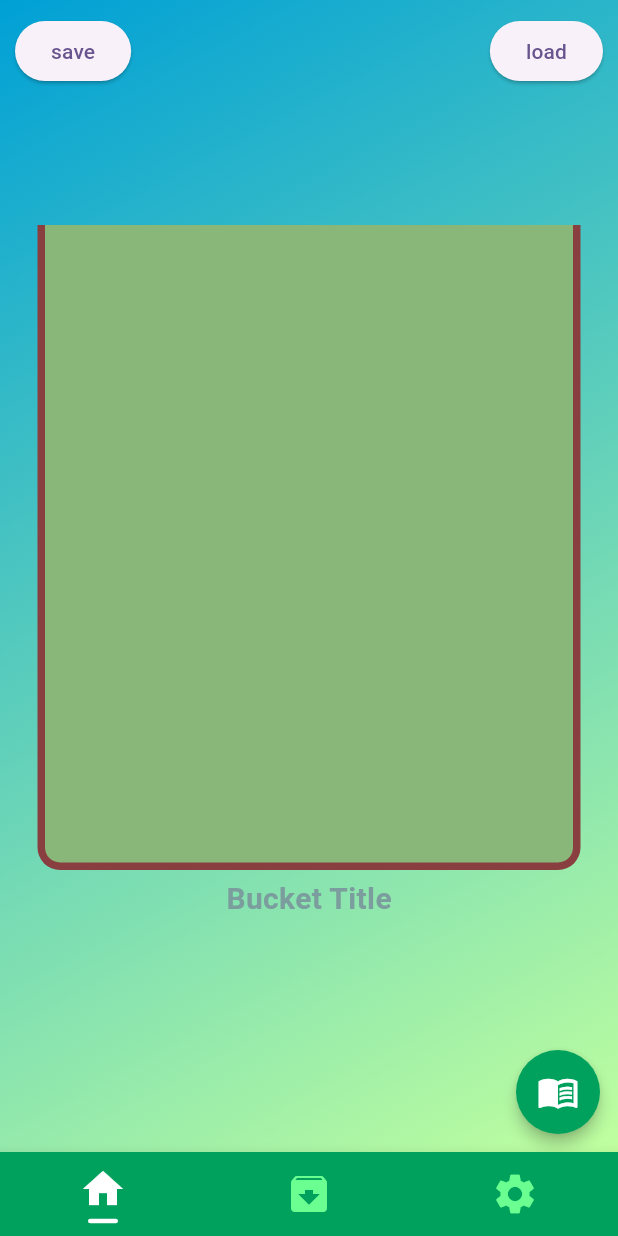
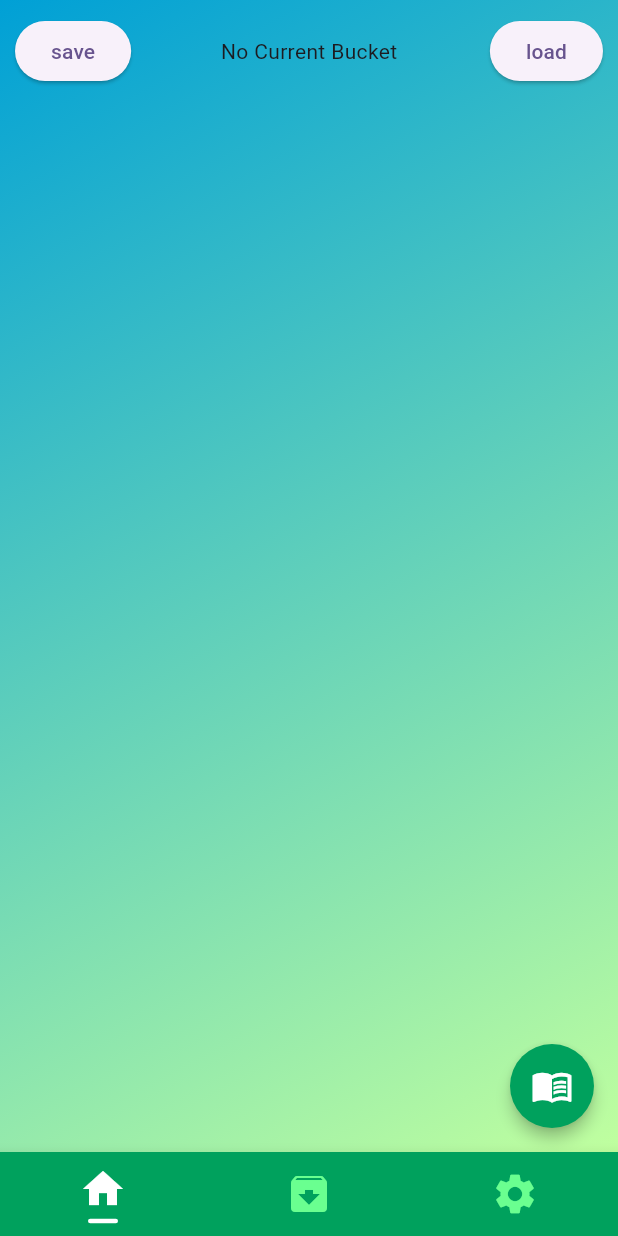
Before and after one commit to shogoisaji/tumitas, a Flutter app: the screen it shows after launch, after a tap on "save", on a phone screen of 412 x 824 dp. Run offline on Flutter 3.47's test engine with Material 3 defaults, Android fonts, the light colour scheme and no system bars; our stand-ins replace shared_preferences, sqflite; accounts and stored records are empty.

```diff
--- a/lib/models/bucket.dart
+++ b/lib/models/bucket.dart
@@ -3,15 +3,16 @@ import 'package:tumitas/models/block.dart';
 import 'dart:convert';
 
 class Bucket {
+  final String bucketTitle;
+  final String bucketDescription;
   final Color bucketInnerColor;
   final Color bucketOuterColor;
   final BucketLayoutSize bucketLayoutSize;
-  final String bucketTitle;
-  final List<Map<String, dynamic>>
-      bucketIntoBlock; // [{ 'block': Block, 'position': Position },...]
+  final List<Map<String, dynamic>> bucketIntoBlock; // [{ 'block': Block, 'position': Position },...]
 
   Bucket({
     required this.bucketTitle,
+    required this.bucketDescription,
     required this.bucketInnerColor,
     required this.bucketOuterColor,
     required this.bucketLayoutSize,
@@ -29,8 +30,7 @@ class Bucket {
     return encodedBucketIntoBlock;
   }
 
-  static List<Map<String, dynamic>> jsonDecodeBucketIntoBlock(
-      List<String> encodedList) {
+  static List<Map<String, dynamic>> jsonDecodeBucketIntoBlock(List<String> encodedList) {
     return encodedList.map((encodedItem) {
       Map<String, dynamic> decoded = json.decode(encodedItem);
       return {
@@ -41,21 +41,22 @@ class Bucket {
   }
 
   Map<String, dynamic> toJson() => {
+        'bucketTitle': bucketTitle,
+        'bucketDescription': bucketDescription,
         'bucketInnerColor': bucketInnerColor.value,
         'bucketOuterColor': bucketOuterColor.value,
         'bucketLayoutSize': bucketLayoutSize.toJson(),
-        'bucketTitle': bucketTitle,
         'bucketIntoBlock': jsonEncodeBucketIntoBlock(),
       };
 
   factory Bucket.fromJson(Map<String, dynamic> json) {
     return Bucket(
+      bucketTitle: json['bucketTitle'],
+      bucketDescription: json['bucketDescription'],
       bucketInnerColor: Color(json['bucketInnerColor']),
       bucketOuterColor: Color(json['bucketOuterColor']),
       bucketLayoutSize: BucketLayoutSize.fromJson(json['bucketLayoutSize']),
-      bucketTitle: json['bucketTitle'],
-      bucketIntoBlock:
-          jsonDecodeBucketIntoBlock(json['bucketIntoBlock'].cast<String>()),
+      bucketIntoBlock: jsonDecodeBucketIntoBlock(json['bucketIntoBlock'].cast<String>()),
     );
   }
 
@@ -65,8 +66,7 @@ class Bucket {
     block.blockType.blockSize.y;
     for (int i = 0; i < block.blockType.blockSize.x; i++) {
       for (int j = 0; j < block.blockType.blockSize.y; j++) {
-        dismantlePosition
-            .add(Position(position.positionX + i, position.positionY + j));
+        dismantlePosition.add(Position(position.positionX + i, position.positionY + j));
       }
     }
     return dismantlePosition;
@@ -77,13 +77,11 @@ class Bucket {
     int maxPositionY = -1;
 
     for (int i = 0; i < bucketIntoBlock.length; i++) {
-      existPosition.addAll(fragmentBlockPosition(
-          bucketIntoBlock[i]['block'], bucketIntoBlock[i]['position']));
+      existPosition.addAll(fragmentBlockPosition(bucketIntoBlock[i]['block'], bucketIntoBlock[i]['position']));
     }
     for (int w = 0; w < block.blockType.blockSize.x; w++) {
       for (int l = 0; l < existPosition.length; l++) {
-        if (existPosition[l].positionX == selectPositionX + w &&
-            existPosition[l].positionY > maxPositionY) {
+        if (existPosition[l].positionX == selectPositionX + w && existPosition[l].positionY > maxPositionY) {
           maxPositionY = existPosition[l].positionY;
         }
       }
@@ -93,13 +91,12 @@ class Bucket {
 
   bool addNewBlock(Block newBlock, int newPositionX) {
     final maxPositionY = getMaxPositionY(newBlock, newPositionX);
-    if (maxPositionY + newBlock.blockType.blockSize.y >
-        bucketLayoutSize.y - 1) {
+    if (maxPositionY + newBlock.blockType.blockSize.y > bucketLayoutSize.y - 1) {
       return false;
     }
     final newPosition = Position(newPositionX, maxPositionY + 1);
 
-    bucketIntoBlock.add({'block': newBlock, 'position': newPosition});
+    bucketIntoBlock.add({'block': newBlock as Block, 'position': newPosition as Position});
     return true;
   }
 }
--- a/lib/pages/play_page.dart
+++ b/lib/pages/play_page.dart
@@ -3,6 +3,7 @@ import 'package:tumitas/config/config.dart';
 import 'package:tumitas/models/block.dart';
 import 'package:tumitas/models/bucket.dart';
 import 'package:tumitas/services/shared_preferences_helper.dart';
+import 'package:tumitas/services/sqflite_helper.dart';
 import 'package:tumitas/widgets/multi_floating_buttom.dart';
 import 'package:tumitas/widgets/play_space_widget.dart';
 
@@ -18,16 +19,18 @@ class _PlayPageState extends State<PlayPage> with TickerProviderStateMixin {
   Block? nextSettingBlock;
 
   Bucket currentBucket = Bucket(
-    bucketTitle: 'Bucket Title',
-    bucketInnerColor: bucketInnerColorList[2],
-    bucketOuterColor: bucketOuterColorList[1],
-    bucketLayoutSize: BucketLayoutSize(5, 6),
+    bucketTitle: 'default',
+    bucketDescription: 'default',
+    bucketInnerColor: bucketInnerColorList[0],
+    bucketOuterColor: bucketOuterColorList[0],
+    bucketLayoutSize: BucketLayoutSize(1, 1),
     bucketIntoBlock: [],
   );
 
   void _handleSetBucket(Map<String, dynamic> settingBucketProperties) {
     final Bucket changeBucket = Bucket(
       bucketTitle: settingBucketProperties['title'],
+      bucketDescription: settingBucketProperties['description'] ?? 'default',
       bucketInnerColor: settingBucketProperties['innerColor'],
       bucketOuterColor: settingBucketProperties['outerColor'],
       bucketLayoutSize: currentBucket.bucketLayoutSize,
@@ -44,6 +47,26 @@ class _PlayPageState extends State<PlayPage> with TickerProviderStateMixin {
     });
   }
 
+  void saveCurrentBucket(Bucket bucket) async {
+    final int? bucketId = await SqfliteHelper.instance.insertBucket(bucket);
+    print('savedBucketId: $bucketId');
+  }
+
+  Future<Bucket?> loadBucket() async {
+    final int? bucketId = await SharedPreferencesHelper().loadCurrentBucketId();
+    if (bucketId != null) {
+      final Map<String, dynamic>? bucket = await SqfliteHelper.instance.findById(bucketId);
+
+      return null;
+    }
+    return null;
+  }
+
+  @override
+  initState() {
+    super.initState();
+  }
+
   @override
   Widget build(BuildContext context) {
     return SafeArea(
@@ -54,9 +77,23 @@ class _PlayPageState extends State<PlayPage> with TickerProviderStateMixin {
               child: Column(
                 mainAxisAlignment: MainAxisAlignment.end,
                 children: [
-                  PlaySpaceWidget(
-                    bucket: currentBucket,
-                    nextSettingBlock: nextSettingBlock,
+                  const SizedBox(height: 24),
+                  FutureBuilder(
+                    future: loadBucket(),
+                    builder: (BuildContext context, AsyncSnapshot<Bucket?> snapshot) {
+                      if (snapshot.connectionState == ConnectionState.waiting) {
+                        return const Center(child: CircularProgressIndicator());
+                      } else if (snapshot.hasError) {
+                        return const Center(child: Text('Error'));
+                      } else if (snapshot.hasData) {
+                        return PlaySpaceWidget(
+                          bucket: snapshot.data!,
+                          nextSettingBlock: nextSettingBlock,
+                        );
+                      } else {
+                        return const Center(child: Text('No Current Bucket'));
+                      }
+                    },
                   ),
                 ],
               ),
@@ -67,7 +104,7 @@ class _PlayPageState extends State<PlayPage> with TickerProviderStateMixin {
             left: 10,
             child: ElevatedButton(
               onPressed: () {
-                SharedPreferencesHelper().saveBucket(currentBucket);
+                saveCurrentBucket(currentBucket);
               },
               child: const Text('save'),
             ),
@@ -77,8 +114,6 @@ class _PlayPageState extends State<PlayPage> with TickerProviderStateMixin {
             right: 10,
             child: ElevatedButton(
               onPressed: () async {
-                final Bucket? loadBucket = await SharedPreferencesHelper().loadBucket();
-                print(loadBucket?.bucketIntoBlock.toString());
                 // if (bucket != null) {
                 //   setState(() {
                 //     this.bucket = bucket;
--- a/lib/services/shared_preferences_helper.dart
+++ b/lib/services/shared_preferences_helper.dart
@@ -1,7 +1,4 @@
-import 'dart:convert';
-
 import 'package:shared_preferences/shared_preferences.dart';
-import 'package:tumitas/models/bucket.dart';
 
 class SharedPreferencesHelper {
   static SharedPreferences? _prefs;
@@ -10,20 +7,22 @@ class SharedPreferencesHelper {
     _prefs = await SharedPreferences.getInstance();
   }
 
-  Future<void> saveBucket(Bucket bucket) async {
+  Future<void> saveCurrentBucketId(int bucketId) async {
     if (_prefs == null) {
       print('SharedPreferencesHelper is not initialized');
       return;
     }
-    String jsonString = json.encode(bucket.toJson());
-    await _prefs!.setString('bucket', jsonString);
-    print('saveBucket: $jsonString');
+    await _prefs!.setInt('currentBucketId', bucketId);
+    print('saveCurrentBucketId: $bucketId');
   }
 
-  Future<Bucket?> loadBucket() async {
-    final prefs = await SharedPreferences.getInstance();
-    String? jsonString = prefs.getString('bucket');
-    print('loadBucket: $jsonString');
-    return jsonString == null ? null : Bucket.fromJson(json.decode(jsonString));
+  Future<int?> loadCurrentBucketId() async {
+    if (_prefs == null) {
+      print('SharedPreferencesHelper is not initialized');
+      return null;
+    }
+    int? bucketId = _prefs!.getInt('bucketId');
+    print('loadCurrentBucketId: $bucketId');
+    return bucketId;
   }
 }
--- /dev/null
+++ b/lib/services/sqflite_helper.dart
@@ -0,0 +1,120 @@
+import 'package:sqflite/sqflite.dart';
+import 'package:path/path.dart';
+import 'package:tumitas/models/bucket.dart';
+
+class SqfliteHelper {
+  static const _databaseName = "sqflite_Database.db";
+  static const _databaseVersion = 1;
+
+  static const bucketTable = 'bucket';
+  static const columnBucketId = 'BucketId';
+  static const columnBucketTitle = 'bucketTitle';
+  static const columnBucketDescription = 'bucketDescription';
+  static const columnBucketInnerColor = 'bucketInnerColor';
+  static const columnBucketOuterColor = 'bucketOuterColor';
+  static const columnBucketLayoutSize = 'bucketLayoutSize';
+  static const columnBucketIntoBlock = 'bucketIntoBlock';
+
+  SqfliteHelper._privateConstructor();
+  static final SqfliteHelper instance = SqfliteHelper._privateConstructor();
+
+  static Database? _database;
+  Future<Database> get database async {
+    if (_database != null) return _database!;
+    _database = await _initDatabase();
+    return _database!;
+  }
+
+  _initDatabase() async {
+    String path = join(await getDatabasesPath(), _databaseName);
+    return await openDatabase(path, version: _databaseVersion, onCreate: _onCreate);
+  }
+
+  Future _onCreate(Database db, int version) async {
+    await db.execute('''
+          CREATE TABLE $bucketTable (
+            $columnBucketId INTEGER PRIMARY KEY,
+            $columnBucketTitle TEXT NOT NULL,
+            $columnBucketDescription TEXT,
+            $columnBucketInnerColor INTEGER NOT NULL,
+            $columnBucketOuterColor INTEGER NOT NULL,
+            $columnBucketLayoutSize TEXT NOT NULL,
+            $columnBucketIntoBlock TEXT
+          )
+          ''');
+  }
+
+  // Future<int> insert(Map<String, dynamic> row) async {
+  //   Database db = await instance.database;
+  //   return await db.insert(bucketTable, row);
+  // }
+
+// add database row
+  Future<int>? insertBucket(Bucket bucket) async {
+    Database db = await instance.database;
+    final row = {
+      columnBucketTitle: bucket.bucketTitle,
+      columnBucketDescription: bucket.bucketDescription,
+      columnBucketInnerColor: bucket.bucketInnerColor.value,
+      columnBucketOuterColor: bucket.bucketOuterColor.value,
+      columnBucketLayoutSize: bucket.bucketLayoutSize.toJson(),
+      columnBucketIntoBlock: bucket.jsonEncodeBucketIntoBlock(),
+    };
+    final id = await db.insert(bucketTable, row);
+    print('挿入された行のid: $id');
+    print(
+        '挿入されたデータ: ${row[columnBucketTitle]}, ${row[columnBucketDescription]}, ${row[columnBucketInnerColor]}, ${row[columnBucketOuterColor]}, ${row[columnBucketLayoutSize]}, ${row[columnBucketIntoBlock]}');
+    return id;
+  }
+
+// get database all rows
+  Future<List<Map<String, dynamic>>> queryAllRows() async {
+    Database db = await instance.database;
+    return await db.query(bucketTable);
+  }
+
+// find by Id
+  Future<Map<String, dynamic>?> findById(int? id) async {
+    final db = await database;
+    final List<Map<String, dynamic>> maps = await db.query(
+      bucketTable,
+      where: '$columnBucketId = ?',
+      whereArgs: [id],
+    );
+
+    if (maps.isNotEmpty) {
+      return maps.first;
+    } else {
+      return null;
+    }
+  }
+
+// update title
+  Future<int> updateTitle(int id, String title) async {
+    Database db = await instance.database;
+    return await db.update(
+      bucketTable,
+      {columnBucketTitle: title},
+      where: '$columnBucketId = ?',
+      whereArgs: [id],
+    );
+  }
+
+// delete row
+  Future<int> deleteRow(int id) async {
+    Database db = await instance.database;
+    return await db.delete(
+      bucketTable,
+      where: '$columnBucketId = ?',
+      whereArgs: [id],
+    );
+  }
+
+// Total Records
+  Future<String> getTotal() async {
+    Database db = await instance.database;
+    final List<Map<String, dynamic>> maps = await db.rawQuery('SELECT COUNT(*) as count FROM $bucketTable');
+
+    return maps.first['count'].toString();
+  }
+}
--- a/lib/widgets/multi_floating_buttom.dart
+++ b/lib/widgets/multi_floating_buttom.dart
@@ -38,6 +38,7 @@ class _MultiFloatingBottomState extends State<MultiFloatingBottom> {
     List<Map<String, dynamic>> floatingButtonList = [
       {
         'icon': Icons.note_alt,
+        'title': 'Task    ',
         'onPressed': () {
           setState(() {
             isPressed = false;
@@ -56,6 +57,7 @@ class _MultiFloatingBottomState extends State<MultiFloatingBottom> {
       },
       {
         'icon': Icons.change_circle,
+        'title': 'Bucket',
         'onPressed': () {
           setState(() {
             isPressed = false;
@@ -73,14 +75,15 @@ class _MultiFloatingBottomState extends State<MultiFloatingBottom> {
           );
         },
       },
-      {
-        'icon': Icons.menu_book,
-        'onPressed': () {
-          setState(() {
-            isPressed = false;
-          });
-        },
-      },
+      // {
+      //   'icon': Icons.menu_book,
+      //   'title': '',
+      //   'onPressed': () {
+      //     setState(() {
+      //       isPressed = false;
+      //     });
+      //   },
+      // },
     ];
 
     return isPressed
@@ -107,7 +110,7 @@ class _MultiFloatingBottomState extends State<MultiFloatingBottom> {
               width: double.infinity,
               height: double.infinity,
               child: Padding(
-                  padding: const EdgeInsets.only(bottom: 12, right: 12),
+                  padding: const EdgeInsets.only(bottom: 16, right: 16),
                   child: Column(
                     mainAxisAlignment: MainAxisAlignment.end,
                     children: [
@@ -115,15 +118,28 @@ class _MultiFloatingBottomState extends State<MultiFloatingBottom> {
                         return Column(
                           children: [
                             const SizedBox(
-                              height: 10,
+                              height: 16,
                             ),
-                            FloatingActionButton(
-                              shape: const CircleBorder(),
-                              elevation: 4,
-                              backgroundColor: MyTheme.green1,
-                              onPressed: floatingButton['onPressed'],
-                              child: Icon(floatingButton['icon'], color: Colors.white, size: 28),
-                            ),
+                            ElevatedButton(
+                                style: ElevatedButton.styleFrom(
+                                  // shape: const CircleBorder(),
+                                  elevation: 4,
+                                  backgroundColor: MyTheme.green1,
+                                ),
+                                onPressed: floatingButton['onPressed'],
+                                child: Container(
+                                  // padding: const EdgeInsets.all(4),
+                                  width: 100,
+                                  height: 60,
+                                  child: Row(
+                                    mainAxisAlignment: MainAxisAlignment.spaceBetween,
+                                    children: [
+                                      Icon(floatingButton['icon'], color: Colors.white, size: 28),
+                                      Text(floatingButton['title'],
+                                          style: const TextStyle(color: Colors.white, fontSize: 16))
+                                    ],
+                                  ),
+                                )),
                           ],
                         );
                       }).toList(),
@@ -136,7 +152,7 @@ class _MultiFloatingBottomState extends State<MultiFloatingBottom> {
             width: double.infinity,
             height: double.infinity,
             child: Padding(
-                padding: const EdgeInsets.only(bottom: 12, right: 12),
+                padding: const EdgeInsets.only(bottom: 16, right: 16),
                 child: FloatingActionButton(
                   shape: const CircleBorder(),
                   elevation: 4,
```
Also changed, not shown: pubspec.yaml (+48 -47 lines), pubspec.lock, 2 other files.
